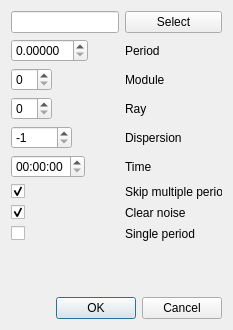
The window that src/precisesearchgui.ui (vtyulb/BSA-Analytics) describes before a commit, drawn with Qt 5.
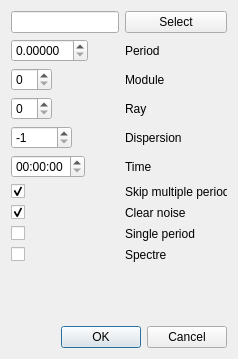
The same window after the commit.

```diff
--- a/src/precisesearchgui.ui
+++ b/src/precisesearchgui.ui
@@ -6,8 +6,8 @@
    <rect>
     <x>0</x>
     <y>0</y>
-    <width>233</width>
-    <height>330</height>
+    <width>238</width>
+    <height>359</height>
    </rect>
   </property>
   <property name="windowTitle">
@@ -144,6 +144,20 @@
          </property>
         </widget>
        </item>
+       <item row="9" column="0">
+        <widget class="QCheckBox" name="spectre">
+         <property name="text">
+          <string/>
+         </property>
+        </widget>
+       </item>
+       <item row="9" column="1">
+        <widget class="QLabel" name="label_9">
+         <property name="text">
+          <string>Spectre</string>
+         </property>
+        </widget>
+       </item>
       </layout>
      </item>
     </layout>
```
